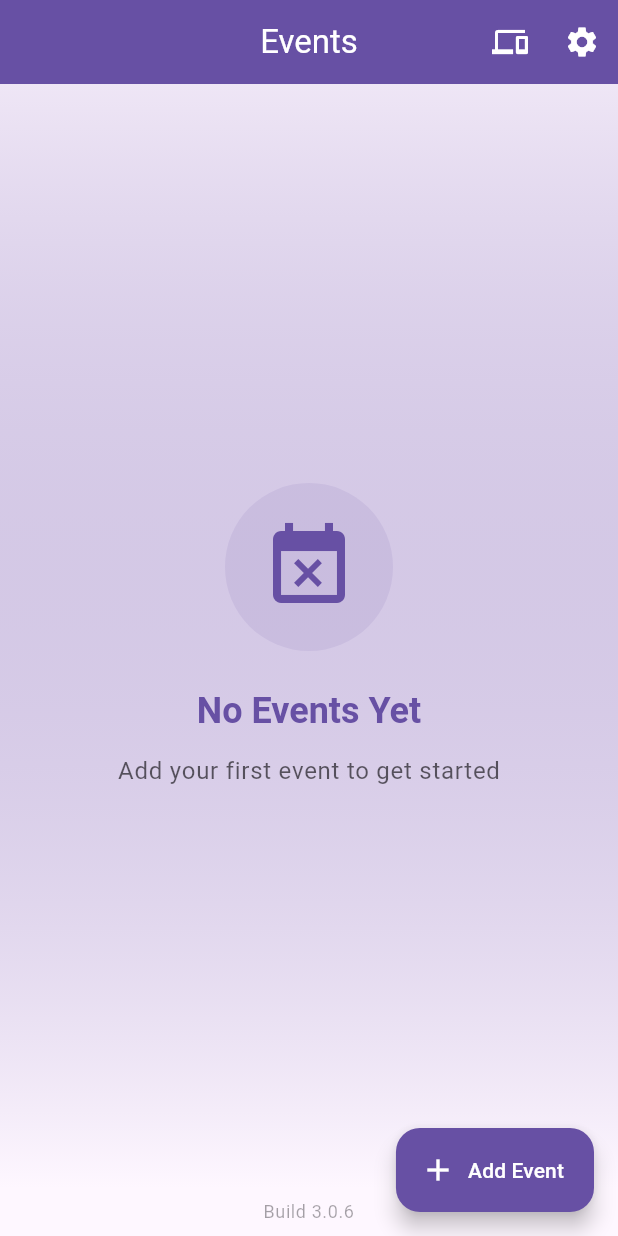
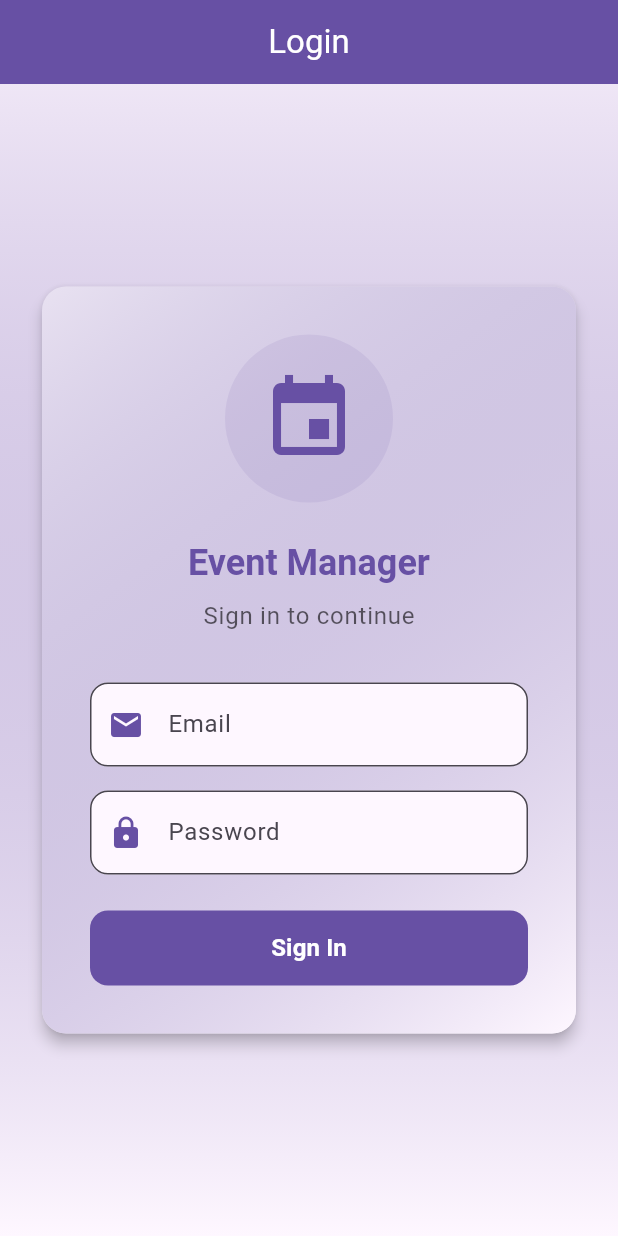
Before and after one commit to Regev654/iot_project, a Flutter app: the screen it shows after launch, on a phone screen of 412 x 824 dp. Run offline on Flutter 3.47's test engine with Material 3 defaults, Android fonts, the phone set to English and light mode, and no system bars; our stand-ins replace csv, file_picker, firebase_auth, firebase_core, firebase_database; accounts and stored records are empty; statements that could not run were skipped.

Commit message:
Added login screen and styling

```diff
--- a/flutter_app/lib/main.dart
+++ b/flutter_app/lib/main.dart
@@ -1,9 +1,8 @@
 import 'package:flutter/material.dart';
-import 'screens/event_list_screen.dart';
+import 'screens/login_screen.dart';
 import 'package:firebase_core/firebase_core.dart';
 import 'firebase_options.dart';
 import 'package:firebase_database/firebase_database.dart';
-import 'package:firebase_auth/firebase_auth.dart';
 import 'config.dart';
 
 void main() async {
@@ -20,16 +19,6 @@ void main() async {
   // Initialize Firebase with environment variables
   FirebaseDatabase.instance.databaseURL = Config.databaseUrl;
 
-  try {
-    await FirebaseAuth.instance.signInWithEmailAndPassword(
-      email: Config.adminEmail,
-      password: Config.adminPassword,
-    );
-  } catch (e) {
-    print('Error signing in: $e');
-    return;
-  }
-
   runApp(EventManagerApp());
 }
 
@@ -43,7 +32,7 @@ class EventManagerApp extends StatelessWidget {
         primarySwatch: Colors.blue,
         useMaterial3: true,
       ),
-      home: EventListScreen(),
+      home: LoginScreen(),
     );
   }
 }
--- a/flutter_app/lib/screens/event_detail_screen.dart
+++ b/flutter_app/lib/screens/event_detail_screen.dart
@@ -263,6 +263,7 @@ class _EventDetailScreenState extends State<EventDetailScreen> {
     return Scaffold(
       appBar: AppBar(
         title: Text(widget.event.eventTitle),
+        centerTitle: true,
         elevation: 0,
         backgroundColor: theme.colorScheme.primary,
         foregroundColor: theme.colorScheme.onPrimary,
--- a/flutter_app/lib/screens/event_list_screen.dart
+++ b/flutter_app/lib/screens/event_list_screen.dart
@@ -1,10 +1,12 @@
 import 'package:flutter/material.dart';
 import 'package:firebase_database/firebase_database.dart';
+import 'package:firebase_auth/firebase_auth.dart';
 import 'dart:async';
 import '../models/event.dart';
 import 'event_detail_screen.dart';
 import 'connected_devices_screen.dart';
 import 'settings_screen.dart';
+import 'login_screen.dart';
 
 class EventListScreen extends StatefulWidget {
   const EventListScreen({super.key});
@@ -81,6 +83,24 @@ class _EventListScreenState extends State<EventListScreen> {
   void dispose() {
     _eventsSubscription.cancel();
     super.dispose();
+  }
+
+  Future<void> _signOut() async {
+    try {
+      await FirebaseAuth.instance.signOut();
+      if (mounted) {
+        Navigator.of(context).pushAndRemoveUntil(
+          MaterialPageRoute(builder: (context) => LoginScreen()),
+          (route) => false,
+        );
+      }
+    } catch (e) {
+      if (mounted) {
+        ScaffoldMessenger.of(context).showSnackBar(
+          SnackBar(content: Text('Error signing out: $e')),
+        );
+      }
+    }
   }
 
   Future<void> _addEvent() async {
@@ -171,6 +191,7 @@ class _EventListScreenState extends State<EventListScreen> {
             },
             tooltip: 'Connected Devices',
           ),
+          const SizedBox(width: 8),
           IconButton(
             icon: const Icon(Icons.settings),
             onPressed: () {
@@ -182,6 +203,12 @@ class _EventListScreenState extends State<EventListScreen> {
               );
             },
             tooltip: 'Settings',
+          ),
+          const SizedBox(width: 8),
+          IconButton(
+            icon: const Icon(Icons.logout),
+            onPressed: _signOut,
+            tooltip: 'Sign Out',
           ),
         ],
       ),
@@ -380,7 +407,7 @@ class _EventListScreenState extends State<EventListScreen> {
             width: double.infinity,
             padding: const EdgeInsets.symmetric(vertical: 8),
             child: Text(
-              'Build 3.0.6',
+              'Build 3.1.1',
               textAlign: TextAlign.center,
               style: theme.textTheme.bodySmall?.copyWith(
                 color: theme.colorScheme.onSurface.withOpacity(0.4),
--- a/flutter_app/lib/screens/event_stats_screen.dart
+++ b/flutter_app/lib/screens/event_stats_screen.dart
@@ -190,8 +190,10 @@ class _EventStatsScreenState extends State<EventStatsScreen> {
           'Event Dashboard',
           style: TextStyle(color: Colors.white),
         ),
+        centerTitle: true,
         elevation: 0,
         backgroundColor: theme.colorScheme.primary,
+        foregroundColor: Colors.white,
       ),
       body: Container(
         decoration: BoxDecoration(
--- /dev/null
+++ b/flutter_app/lib/screens/login_screen.dart
@@ -0,0 +1,266 @@
+import 'package:flutter/material.dart';
+import 'package:firebase_auth/firebase_auth.dart';
+import 'event_list_screen.dart';
+
+class LoginScreen extends StatefulWidget {
+  @override
+  _LoginScreenState createState() => _LoginScreenState();
+}
+
+class _LoginScreenState extends State<LoginScreen> {
+  final _formKey = GlobalKey<FormState>();
+  final _emailController = TextEditingController();
+  final _passwordController = TextEditingController();
+  bool _isLoading = false;
+  String _errorMessage = '';
+
+  @override
+  void dispose() {
+    _emailController.dispose();
+    _passwordController.dispose();
+    super.dispose();
+  }
+
+  Future<void> _login() async {
+    if (!_formKey.currentState!.validate()) {
+      return;
+    }
+
+    setState(() {
+      _isLoading = true;
+      _errorMessage = '';
+    });
+
+    try {
+      await FirebaseAuth.instance.signInWithEmailAndPassword(
+        email: _emailController.text.trim(),
+        password: _passwordController.text,
+      );
+
+      // Navigate to the main app
+      Navigator.of(context).pushReplacement(
+        MaterialPageRoute(builder: (context) => EventListScreen()),
+      );
+    } on FirebaseAuthException catch (e) {
+      // Use a generic message for security
+      setState(() {
+        _errorMessage = 'Invalid credentials. Please try again.';
+      });
+    } catch (e) {
+      setState(() {
+        _errorMessage = 'An error occurred. Please try again.';
+      });
+    } finally {
+      setState(() {
+        _isLoading = false;
+      });
+    }
+  }
+
+  @override
+  Widget build(BuildContext context) {
+    final theme = Theme.of(context);
+    return Scaffold(
+      appBar: AppBar(
+        title: const Text('Login'),
+        centerTitle: true,
+        elevation: 0,
+        backgroundColor: theme.colorScheme.primary,
+        foregroundColor: theme.colorScheme.onPrimary,
+      ),
+      body: Container(
+        decoration: BoxDecoration(
+          gradient: LinearGradient(
+            begin: Alignment.topCenter,
+            end: Alignment.bottomCenter,
+            colors: [
+              theme.colorScheme.primary.withOpacity(0.1),
+              theme.colorScheme.surface,
+            ],
+          ),
+        ),
+        child: SafeArea(
+          child: Center(
+            child: SingleChildScrollView(
+              padding: const EdgeInsets.all(24.0),
+              child: Center(
+                child: ConstrainedBox(
+                  constraints: const BoxConstraints(maxWidth: 400),
+                  child: Card(
+                    elevation: 4,
+                    shape: RoundedRectangleBorder(
+                      borderRadius: BorderRadius.circular(16),
+                    ),
+                    child: Container(
+                      padding: const EdgeInsets.all(32.0),
+                      decoration: BoxDecoration(
+                        borderRadius: BorderRadius.circular(16),
+                        gradient: LinearGradient(
+                          begin: Alignment.topLeft,
+                          end: Alignment.bottomRight,
+                          colors: [
+                            theme.colorScheme.primary.withOpacity(0.1),
+                            theme.colorScheme.surface,
+                          ],
+                        ),
+                      ),
+                      child: Form(
+                        key: _formKey,
+                        child: Column(
+                          mainAxisSize: MainAxisSize.min,
+                          children: [
+                            // App Logo/Title
+                            Container(
+                              padding: const EdgeInsets.all(24),
+                              decoration: BoxDecoration(
+                                color: theme.colorScheme.primary.withOpacity(0.1),
+                                shape: BoxShape.circle,
+                              ),
+                              child: Icon(
+                                Icons.event,
+                                size: 64,
+                                color: theme.colorScheme.primary,
+                              ),
+                            ),
+                            const SizedBox(height: 24),
+                            Text(
+                              'Event Manager',
+                              style: theme.textTheme.headlineSmall?.copyWith(
+                                color: theme.colorScheme.primary,
+                                fontWeight: FontWeight.bold,
+                              ),
+                            ),
+                            const SizedBox(height: 8),
+                            Text(
+                              'Sign in to continue',
+                              style: theme.textTheme.bodyLarge?.copyWith(
+                                color: theme.colorScheme.onSurface.withOpacity(0.7),
+                              ),
+                            ),
+                            const SizedBox(height: 32),
+
+                            // Email Field
+                            TextFormField(
+                              controller: _emailController,
+                              keyboardType: TextInputType.emailAddress,
+                              decoration: InputDecoration(
+                                labelText: 'Email',
+                                prefixIcon: Icon(Icons.email, color: theme.colorScheme.primary),
+                                border: OutlineInputBorder(
+                                  borderRadius: BorderRadius.circular(12),
+                                ),
+                                filled: true,
+                                fillColor: theme.colorScheme.surface,
+                              ),
+                              validator: (value) {
+                                if (value == null || value.isEmpty) {
+                                  return 'Please enter your email';
+                                }
+                                if (!RegExp(r'^[\w-\.]+@([\w-]+\.)+[\w-]{2,4}$').hasMatch(value)) {
+                                  return 'Please enter a valid email';
+                                }
+                                return null;
+                              },
+                            ),
+                            const SizedBox(height: 16),
+
+                            // Password Field
+                            TextFormField(
+                              controller: _passwordController,
+                              obscureText: true,
+                              decoration: InputDecoration(
+                                labelText: 'Password',
+                                prefixIcon: Icon(Icons.lock, color: theme.colorScheme.primary),
+                                border: OutlineInputBorder(
+                                  borderRadius: BorderRadius.circular(12),
+                                ),
+                                filled: true,
+                                fillColor: theme.colorScheme.surface,
+                              ),
+                              validator: (value) {
+                                if (value == null || value.isEmpty) {
+                                  return 'Please enter your password';
+                                }
+                                if (value.length < 6) {
+                                  return 'Password must be at least 6 characters';
+                                }
+                                return null;
+                              },
+                            ),
+                            const SizedBox(height: 24),
+
+                            // Error Message
+                            if (_errorMessage.isNotEmpty)
+                              Container(
+                                width: double.infinity,
+                                padding: const EdgeInsets.all(12),
+                                decoration: BoxDecoration(
+                                  color: theme.colorScheme.error.withOpacity(0.1),
+                                  borderRadius: BorderRadius.circular(8),
+                                  border: Border.all(color: theme.colorScheme.error.withOpacity(0.3)),
+                                ),
+                                child: Row(
+                                  children: [
+                                    Icon(
+                                      Icons.error_outline,
+                                      color: theme.colorScheme.error,
+                                      size: 20,
+                                    ),
+                                    const SizedBox(width: 8),
+                                    Expanded(
+                                      child: Text(
+                                        _errorMessage,
+                                        style: TextStyle(color: theme.colorScheme.error),
+                                      ),
+                                    ),
+                                  ],
+                                ),
+                              ),
+
+                            if (_errorMessage.isNotEmpty) const SizedBox(height: 16),
+
+                            // Login Button
+                            SizedBox(
+                              width: double.infinity,
+                              height: 50,
+                              child: FilledButton(
+                                onPressed: _isLoading ? null : _login,
+                                style: FilledButton.styleFrom(
+                                  backgroundColor: theme.colorScheme.primary,
+                                  foregroundColor: theme.colorScheme.onPrimary,
+                                  shape: RoundedRectangleBorder(
+                                    borderRadius: BorderRadius.circular(12),
+                                  ),
+                                ),
+                                child: _isLoading
+                                    ? SizedBox(
+                                        height: 20,
+                                        width: 20,
+                                        child: CircularProgressIndicator(
+                                          strokeWidth: 2,
+                                          valueColor: AlwaysStoppedAnimation<Color>(theme.colorScheme.onPrimary),
+                                        ),
+                                      )
+                                    : Text(
+                                        'Sign In',
+                                        style: TextStyle(
+                                          fontSize: 16,
+                                          fontWeight: FontWeight.bold,
+                                        ),
+                                      ),
+                              ),
+                            ),
+                          ],
+                        ),
+                      ),
+                    ),
+                  ),
+                ),
+              ),
+            ),
+          ),
+        ),
+      ),
+    );
+  }
+}
--- a/flutter_app/lib/screens/settings_screen.dart
+++ b/flutter_app/lib/screens/settings_screen.dart
@@ -331,9 +331,10 @@ class _SettingsScreenState extends State<SettingsScreen> {
               ),
             )
           else
-            TextButton(
+            IconButton(
               onPressed: _saveSettings,
-              child: Text('Save', style: TextStyle(color: theme.colorScheme.onPrimary)),
+              icon: const Icon(Icons.save),
+              tooltip: 'Save Settings',
             ),
         ],
       ),
```
